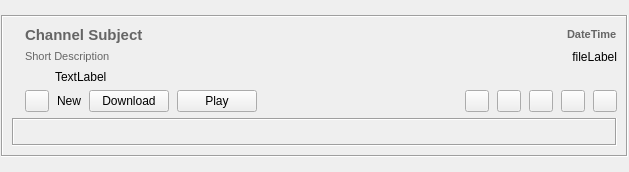
RetroShare/RetroShare, file retroshare-gui/src/gui/feeds/GxsChannelPostItem.ui: the form before one commit.
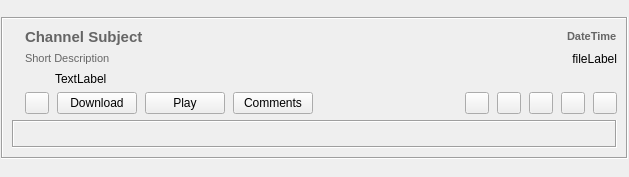
The form after the commit. Icons and pictures are not drawn.

Commit message: Major improvements to Comments GUI for channels and posted.  - Split GxsIdWidgetTreeItem into two types.  - Added Voter Id into Comment Dialog.  - Expanded Comment display to show Votes and Score.  - Expanded Comment Context Menu to include Voting and Reputation Options.  - Fixed up CreateComment Dialog to include AuthorId, and enabled.  - Completed Basic Comment Voting.  - Made Comment Windows Closable.  - Cleanup up Channel Posts before loading new ones.  - Fixed up Channel Post Attachments, and Thumbnails.  - Added View Comments button to Channel Posts  - Misc other Bugs.

```diff
--- a/retroshare-gui/src/gui/feeds/GxsChannelPostItem.ui
+++ b/retroshare-gui/src/gui/feeds/GxsChannelPostItem.ui
@@ -7,7 +7,7 @@
     <x>0</x>
     <y>0</y>
     <width>629</width>
-    <height>172</height>
+    <height>177</height>
    </rect>
   </property>
   <layout class="QGridLayout" name="gridLayout_4">
@@ -224,19 +224,6 @@
               </property>
              </widget>
             </item>
-            <item>
-             <widget class="QLabel" name="newLabel">
-              <property name="maximumSize">
-               <size>
-                <width>16777215</width>
-                <height>21</height>
-               </size>
-              </property>
-              <property name="text">
-               <string>New</string>
-              </property>
-             </widget>
-            </item>
             <item>
              <widget class="QPushButton" name="downloadButton">
               <property name="font">
@@ -271,6 +258,13 @@
               </property>
              </widget>
             </item>
+            <item>
+             <widget class="QPushButton" name="commentButton">
+              <property name="text">
+               <string>Comments</string>
+              </property>
+             </widget>
+            </item>
             <item>
              <spacer name="horizontalSpacer">
               <property name="orientation">
```
The commit also changes 18 other files.
